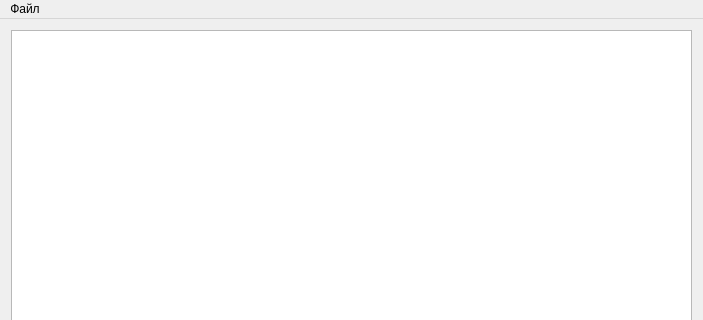
This is src/mainwindow.ui in maklakovsergey/nonogram as Qt 5 draws it before an edit; both pictures show x 0 to 703 and y 0 to 320 of the 703 by 547 pixel window. The edited form follows.
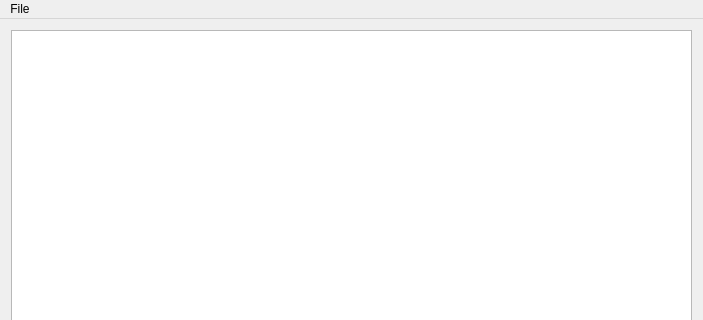
This is the edited form.

Diff of the .ui file:
```diff
--- a/src/mainwindow.ui
+++ b/src/mainwindow.ui
@@ -59,7 +59,7 @@
    </property>
    <widget class="QMenu" name="menu">
     <property name="title">
-     <string>Файл</string>
+     <string>File</string>
     </property>
     <addaction name="action_new"/>
     <addaction name="action_open"/>
```
Left out of the diff: 16 changed lines with no effect on the pictures.
